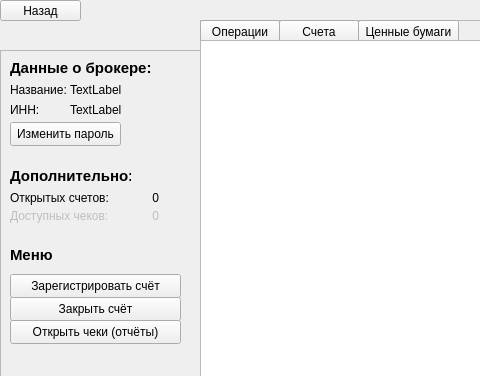
migeliusIV/DB, file broker.ui: the form before one commit; both pictures show x 0 to 480 and y 0 to 376 of the 800 by 600 pixel window.
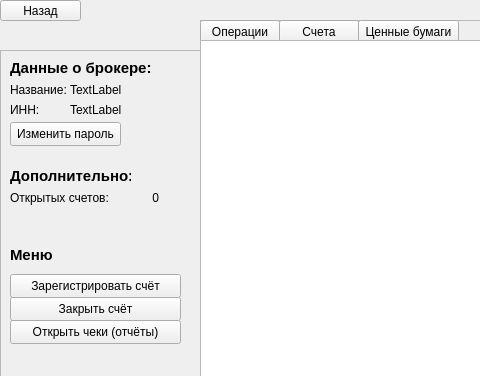
The form after the commit.

Patch:
```diff
--- a/broker.ui
+++ b/broker.ui
@@ -161,41 +161,6 @@
       <set>Qt::AlignmentFlag::AlignRight|Qt::AlignmentFlag::AlignTrailing|Qt::AlignmentFlag::AlignVCenter</set>
      </property>
     </widget>
-    <widget class="QLabel" name="lblCheckTxt">
-     <property name="enabled">
-      <bool>false</bool>
-     </property>
-     <property name="geometry">
-      <rect>
-       <x>110</x>
-       <y>158</y>
-       <width>49</width>
-       <height>16</height>
-      </rect>
-     </property>
-     <property name="text">
-      <string>0</string>
-     </property>
-     <property name="alignment">
-      <set>Qt::AlignmentFlag::AlignRight|Qt::AlignmentFlag::AlignTrailing|Qt::AlignmentFlag::AlignVCenter</set>
-     </property>
-    </widget>
-    <widget class="QLabel" name="lblCkecks">
-     <property name="enabled">
-      <bool>false</bool>
-     </property>
-     <property name="geometry">
-      <rect>
-       <x>10</x>
-       <y>156</y>
-       <width>101</width>
-       <height>20</height>
-      </rect>
-     </property>
-     <property name="text">
-      <string>Доступных чеков:</string>
-     </property>
-    </widget>
     <widget class="QLabel" name="label_3">
      <property name="geometry">
       <rect>
```
